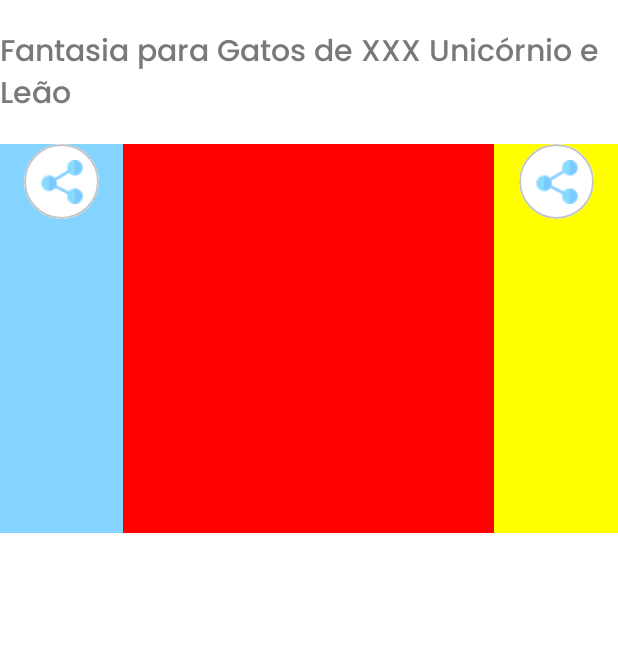
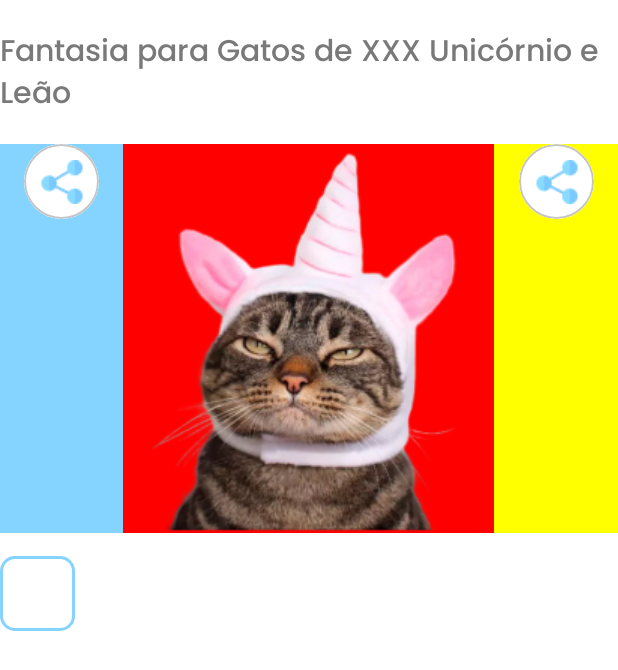
Before and after one commit to isefshondo/PetshopDoginsMobile, an Android app built with Jetpack Compose: the @Preview function VisualizeProductCardPreview, on a phone screen of 412 x 824 dp. Shown: the top 670 px of the screen. Run offline under Robolectric (Android 15) with nearby library versions, the phone set to English and light mode, and no system bars.

Commit message:
feat: visualize product card structure

```diff
--- a/app/src/main/java/com/example/petshopdoginsmobile/ui/components/cards/VisualizeProductCard.kt
+++ b/app/src/main/java/com/example/petshopdoginsmobile/ui/components/cards/VisualizeProductCard.kt
@@ -1,6 +1,8 @@
 package com.example.petshopdoginsmobile.ui.components.cards
 
+import androidx.compose.foundation.Image
 import androidx.compose.foundation.background
+import androidx.compose.foundation.border
 import androidx.compose.foundation.layout.Arrangement
 import androidx.compose.foundation.layout.Box
 import androidx.compose.foundation.layout.Column
@@ -10,11 +12,15 @@ import androidx.compose.foundation.layout.fillMaxSize
 import androidx.compose.foundation.layout.fillMaxWidth
 import androidx.compose.foundation.layout.height
 import androidx.compose.foundation.layout.padding
+import androidx.compose.foundation.layout.size
+import androidx.compose.foundation.shape.RoundedCornerShape
 import androidx.compose.material3.Text
 import androidx.compose.runtime.Composable
 import androidx.compose.ui.Alignment
 import androidx.compose.ui.Modifier
+import androidx.compose.ui.draw.clip
 import androidx.compose.ui.graphics.Color
+import androidx.compose.ui.res.painterResource
 import com.example.petshopdoginsmobile.R
 import androidx.compose.ui.text.SpanStyle
 import androidx.compose.ui.text.buildAnnotatedString
@@ -72,9 +78,15 @@ fun VisualizeProductCard() {
                         modifier = Modifier
                             .weight(3F)
                             .fillMaxHeight()
-                            .background(Color.Red)
+                            .background(Color.Red),
+                        contentAlignment = Alignment.Center,
                     ) {
-
+                        Image(
+                            painter = painterResource(id = R.drawable.img_cat),
+                            contentDescription = "Image of product",
+                            modifier = Modifier
+                                .fillMaxSize(),
+                        )
                     }
                     Box (
                         modifier = Modifier
@@ -92,6 +104,20 @@ fun VisualizeProductCard() {
                     }
                 }
             }
+            Box (
+                modifier = Modifier
+                    .padding(vertical = 15.dp)
+                    .fillMaxWidth(),
+            ) {
+                Box (
+                    modifier = Modifier
+                        .border(width = 2.dp, color = Blue, shape = RoundedCornerShape(10.dp))
+                        .clip(RoundedCornerShape(10.dp))
+                        .size(50.dp)
+                ) {
+
+                }
+            }
         }
     }
 }
```
Also changed, not shown: app/src/main/res/drawable/icon_heart.svg (added).
